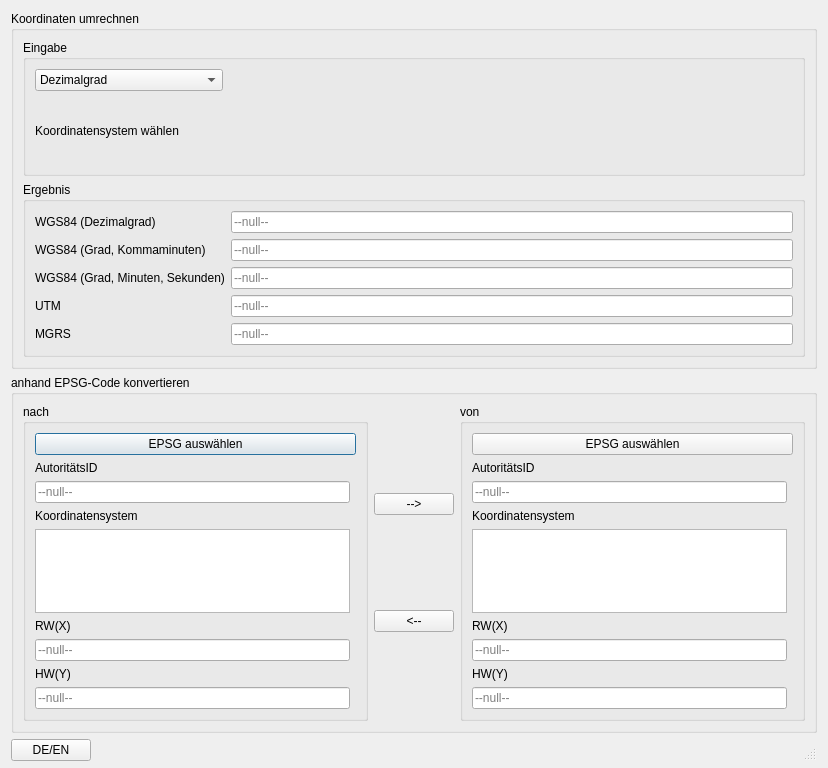
Qt form coordinates_converter_dialog.ui (alexgerstl/coordinateconverter) before a commit.
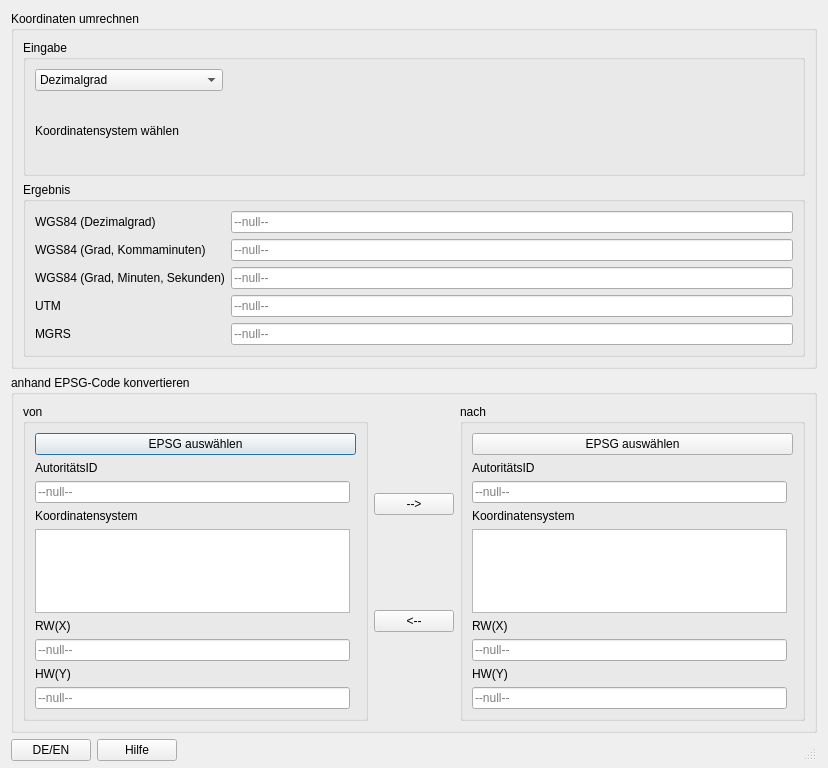
The same form after that commit.

```diff
--- a/coordinates_converter_dialog.ui
+++ b/coordinates_converter_dialog.ui
@@ -259,7 +259,7 @@
         <item row="0" column="1">
          <widget class="QGroupBox" name="groupBox_to">
           <property name="title">
-           <string>nach</string>
+           <string>von</string>
           </property>
           <layout class="QGridLayout" name="gridLayout_4">
            <item row="0" column="1">
@@ -371,7 +371,7 @@
         <item row="0" column="3">
          <widget class="QGroupBox" name="groupBox_from">
           <property name="title">
-           <string>von</string>
+           <string>nach</string>
           </property>
           <layout class="QGridLayout" name="gridLayout_3">
            <item row="1" column="0">
@@ -457,7 +457,7 @@
      <property name="bottomMargin">
       <number>7</number>
      </property>
-     <item row="0" column="1">
+     <item row="0" column="2">
       <widget class="QStatusBar" name="statusBar">
        <property name="sizePolicy">
         <sizepolicy hsizetype="Preferred" vsizetype="Preferred">
@@ -479,6 +479,13 @@
        </property>
       </widget>
      </item>
+     <item row="0" column="1">
+      <widget class="QPushButton" name="pushButton_help">
+       <property name="text">
+        <string>Hilfe</string>
+       </property>
+      </widget>
+     </item>
     </layout>
    </item>
   </layout>
```
